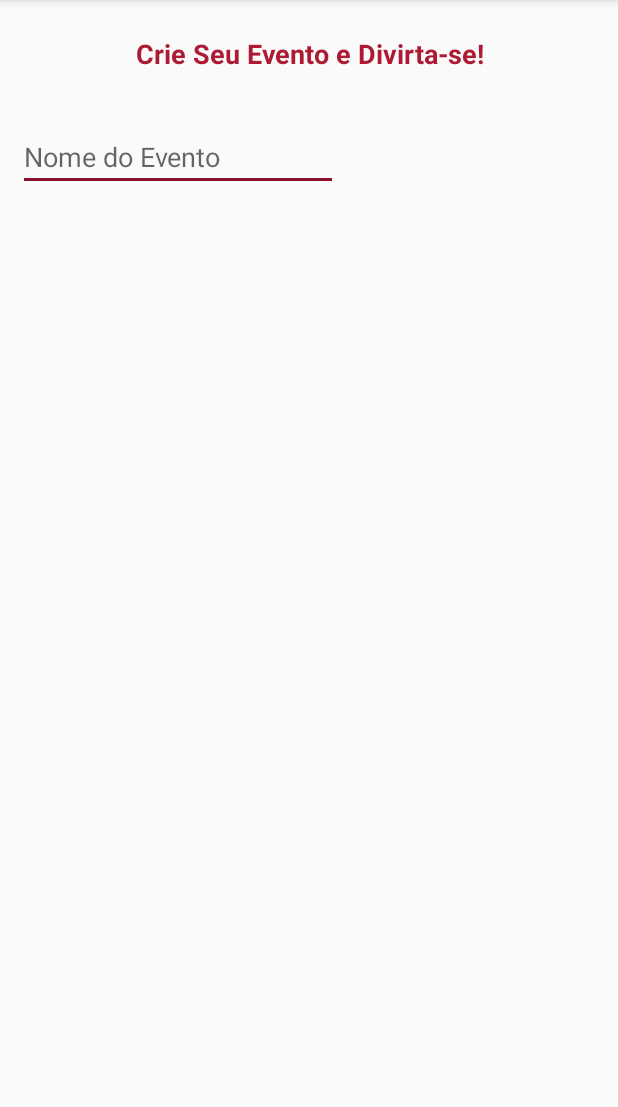
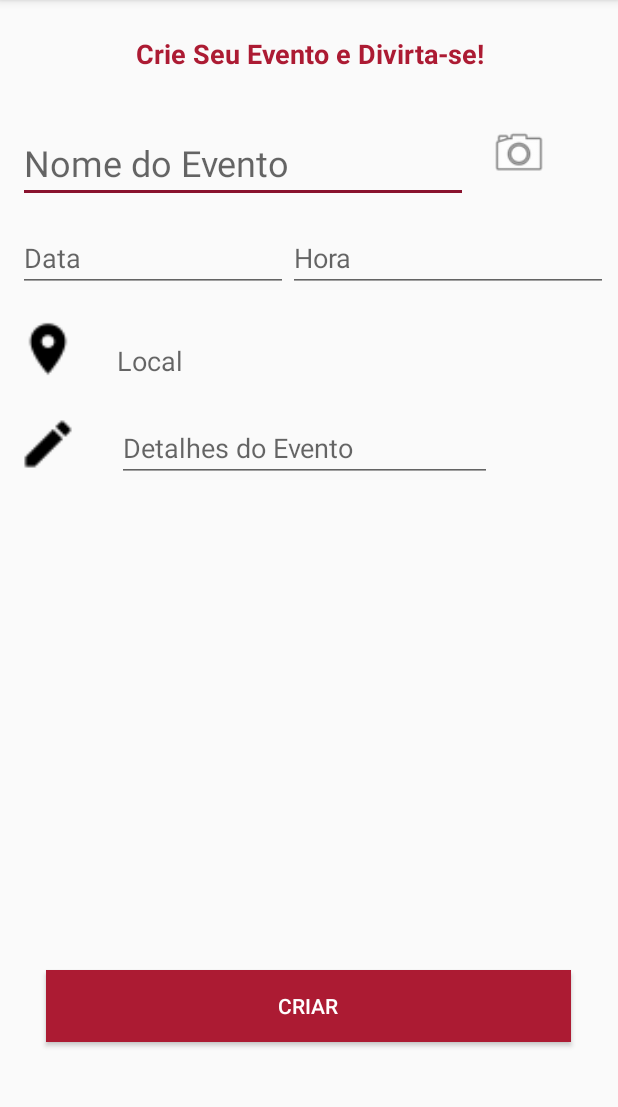
Before and after one commit to tiagofcardosogit/Eventool.FB, an Android app: the CriarEventoActivity screen opened directly, with no data from a screen before it, on a phone screen of 412 x 824 dp, the part 84-1191 px from its top. Run offline under Robolectric (Android 15) with nearby library versions, the phone set to English and light mode, and no system bars; our stand-ins replace Firebase (no records; nobody signed in at launch, a user with empty details on screens opened directly).

```diff
--- a/app/src/main/AndroidManifest.xml
+++ b/app/src/main/AndroidManifest.xml
@@ -11,6 +11,7 @@
     <uses-permission android:name="android.permission.READ_PROFILE" />
     <uses-permission android:name="android.permission.READ_CONTACTS" />
 
+
     <application
         android:allowBackup="true"
         android:icon="@mipmap/eventool_ic"
@@ -21,6 +22,10 @@
         <meta-data
             android:name="com.facebook.sdk.ApplicationId"
             android:value="@string/facebook_app_id" />
+
+        <meta-data
+            android:name="com.google.android.geo.API_KEY"
+            android:value="AIzaSyC3bcwRIoDFILWZBPFiz477XknygLRTJ_Y"/>
 
         <activity
             android:name=".Activities.MainActivity"
--- a/app/src/main/java/com/example/tiagocardoso/eventool/Activities/CriarEventoActivity.java
+++ b/app/src/main/java/com/example/tiagocardoso/eventool/Activities/CriarEventoActivity.java
@@ -1,15 +1,75 @@
 package com.example.tiagocardoso.eventool.Activities;
 
+import android.content.Intent;
 import android.support.v7.app.AppCompatActivity;
 import android.os.Bundle;
+import android.view.View;
+import android.widget.Button;
+import android.widget.Gallery;
+import android.widget.TextView;
+import android.widget.Toast;
 
+import com.example.tiagocardoso.eventool.Config.ConfigFirebase;
 import com.example.tiagocardoso.eventool.R;
+import com.example.tiagocardoso.eventool.model.Evento;
+import com.google.firebase.auth.FirebaseAuth;
+import com.google.firebase.auth.FirebaseUser;
+import com.google.firebase.database.DatabaseReference;
+import com.google.firebase.database.FirebaseDatabase;
 
 public class CriarEventoActivity extends AppCompatActivity {
+
+    private Button btn_criarEvento;
+    private TextView nomeEvento;
+    private TextView dataEvento;
+    private TextView horaEvento;
+    private TextView detalhesEvento;
+    private Evento evento;
+    private Boolean isSuccessful;
+
+
+    private DatabaseReference databaseReference = ConfigFirebase.getFirebase();
+
+
+
 
     @Override
     protected void onCreate(Bundle savedInstanceState) {
         super.onCreate(savedInstanceState);
         setContentView(R.layout.activity_criar_evento);
+
+
+        btn_criarEvento = (Button) findViewById(R.id.btn_Criar_Evento);
+        nomeEvento = (TextView) findViewById(R.id.evt_nomeID);
+        dataEvento = (TextView) findViewById(R.id.dataEventoID);
+        horaEvento = (TextView) findViewById(R.id.horaEventoID);
+        detalhesEvento = (TextView) findViewById(R.id.detalheEventoID);
+
+        btn_criarEvento.setOnClickListener(new View.OnClickListener() {
+            @Override
+            public void onClick(View v) {
+                evento = new Evento();
+                evento.setNomeEvento(nomeEvento.getText().toString());
+                evento.setDataEvento(dataEvento.getText().toString());
+                evento.setHoraEvento(horaEvento.getText().toString());
+                evento.setDetalhesEvento(detalhesEvento.getText().toString());
+
+                criarEvento();
+
+            }
+        });
+
+    }
+
+    private void criarEvento(){
+
+        databaseReference.child("Eventos").push().setValue(evento);
+
+            Toast.makeText(CriarEventoActivity.this, "Evento Criado!!\nHave Fun!!!", Toast.LENGTH_SHORT).show();
+
+        Intent intent = new Intent(CriarEventoActivity.this, NavigationLayout.class);
+        startActivity(intent);
+        finish();
+
     }
 }
--- a/app/src/main/java/com/example/tiagocardoso/eventool/Helper/EventoAdapter.java
+++ b/app/src/main/java/com/example/tiagocardoso/eventool/Helper/EventoAdapter.java
@@ -51,16 +51,16 @@ public class EventoAdapter extends ArrayAdapter<Evento> {
                 eventoID.setText(String.valueOf(evento.getId_evento()));
             }*/
             if(noveEvento != null){
-                noveEvento.setText(evento.getNome());
+                noveEvento.setText(evento.getNomeEvento());
             }
             if(descricaoEvento != null){
-                descricaoEvento.setText(evento.getDescricao());
+                descricaoEvento.setText(evento.getDetalhesEvento());
             }
             if (localEvento != null){
                 localEvento.setText(evento.getNomelocal());
             }
             if(dataEvento != null){
-                dataEvento.setText(String.valueOf(evento.getDataevento()));
+                dataEvento.setText(String.valueOf(evento.getDataEvento()));
             }
             /*if(horaEvento != null){
                 horaEvento.setText(String.valueOf(evento.getHorarioevento()));
--- a/app/src/main/res/layout/activity_criar_evento.xml
+++ b/app/src/main/res/layout/activity_criar_evento.xml
@@ -21,7 +21,7 @@
 
     <EditText
         android:id="@+id/evt_nomeID"
-        android:layout_width="wrap_content"
+        android:layout_width="300dp"
         android:layout_height="wrap_content"
         android:layout_alignParentStart="true"
         android:layout_below="@+id/textView3"
@@ -29,6 +29,90 @@
         android:layout_marginTop="34dp"
         android:ems="10"
         android:hint="Nome do Evento"
+        android:inputType="textPersonName"
+        android:textSize="24sp" />
+
+    <ImageView
+        android:id="@+id/btn_imageEvtID"
+        android:layout_width="40dp"
+        android:layout_height="40dp"
+        android:layout_alignTop="@+id/evt_nomeID"
+        android:layout_marginStart="14dp"
+        android:layout_toEndOf="@+id/evt_nomeID"
+        android:onClick="chamaGaleria"
+        app:srcCompat="@android:drawable/ic_menu_camera" />
+
+    <EditText
+        android:id="@+id/dataEventoID"
+        android:layout_width="180dp"
+        android:layout_height="wrap_content"
+        android:layout_alignStart="@+id/evt_nomeID"
+        android:layout_below="@+id/evt_nomeID"
+        android:layout_marginTop="14dp"
+        android:ems="10"
+        android:hint="Data"
+        android:inputType="date" />
+
+    <EditText
+        android:id="@+id/horaEventoID"
+        android:layout_width="wrap_content"
+        android:layout_height="wrap_content"
+        android:layout_alignTop="@+id/dataEventoID"
+        android:layout_toEndOf="@+id/dataEventoID"
+        android:ems="10"
+        android:hint="Hora"
+        android:inputType="time" />
+
+    <ImageView
+        android:id="@+id/imageView3"
+        android:layout_width="40dp"
+        android:layout_height="40dp"
+        android:layout_alignStart="@+id/dataEventoID"
+        android:layout_below="@+id/dataEventoID"
+        android:layout_marginTop="18dp"
+        app:srcCompat="@drawable/ic_place" />
+
+    <TextView
+        android:id="@+id/localEventoID"
+        android:layout_width="250dp"
+        android:layout_height="wrap_content"
+        android:layout_alignBottom="@+id/imageView3"
+        android:layout_marginStart="26dp"
+        android:layout_toEndOf="@+id/imageView3"
+        android:hint="Local"
+        android:onClick="abreMaps"
+        android:textSize="18sp" />
+
+    <ImageView
+        android:id="@+id/imageView5"
+        android:layout_width="40dp"
+        android:layout_height="40dp"
+        android:layout_alignStart="@+id/imageView3"
+        android:layout_below="@+id/imageView3"
+        android:layout_marginTop="23dp"
+        app:srcCompat="@drawable/ic_mode_edit" />
+
+    <Button
+        android:id="@+id/btn_Criar_Evento"
+        android:layout_width="350dp"
+        android:layout_height="wrap_content"
+        android:layout_alignParentBottom="true"
+        android:layout_centerHorizontal="true"
+        android:layout_marginBottom="73dp"
+        android:background="@color/colorPrimary"
+        android:onClick="criarEvento"
+        android:text="CRIAR"
+        android:textColor="@android:color/background_light" />
+
+    <EditText
+        android:id="@+id/detalheEventoID"
+        android:layout_width="wrap_content"
+        android:layout_height="wrap_content"
+        android:layout_alignEnd="@+id/localEventoID"
+        android:layout_alignStart="@+id/localEventoID"
+        android:layout_alignTop="@+id/imageView5"
+        android:ems="10"
+        android:hint="Detalhes do Evento"
         android:inputType="textPersonName" />
 
 </RelativeLayout>
--- a/app/src/main/res/layout/app_bar_main.xml
+++ b/app/src/main/res/layout/app_bar_main.xml
@@ -30,7 +30,8 @@
         android:layout_height="wrap_content"
         android:layout_gravity="bottom|end"
         android:layout_margin="@dimen/fab_margin"
+        android:onClick="criarEventoScreen"
         app:backgroundTint="@color/colorPrimaryDark"
-        app:srcCompat="@android:drawable/ic_input_add" />
+        app:srcCompat="@android:drawable/ic_menu_my_calendar" />
 
 </android.support.design.widget.CoordinatorLayout>
```
Also changed, not shown: app/src/main/java/com/example/tiagocardoso/eventool/Activities/NavigationLayout.java (+13 -3 lines), app/src/main/java/com/example/tiagocardoso/eventool/Helper/Util.java (+7 -7 lines), app/src/main/java/com/example/tiagocardoso/eventool/model/Evento.java (+36 -90 lines), app/src/main/res/drawable-hdpi/ic_mode_edit.png (added), app/src/main/res/drawable-hdpi/ic_place.png (added), app/src/main/res/drawable-mdpi/ic_mode_edit.png (added), app/src/main/res/drawable-mdpi/ic_place.png (added), app/src/main/res/drawable-xhdpi/ic_mode_edit.png (added), app/src/main/res/drawable-xhdpi/ic_place.png (added), app/src/main/res/drawable-xxhdpi/ic_mode_edit.png (added), app/src/main/res/drawable-xxhdpi/ic_place.png (added), app/src/main/res/drawable-xxxhdpi/ic_mode_edit.png (added), app/src/main/res/drawable-xxxhdpi/ic_place.png (added).
